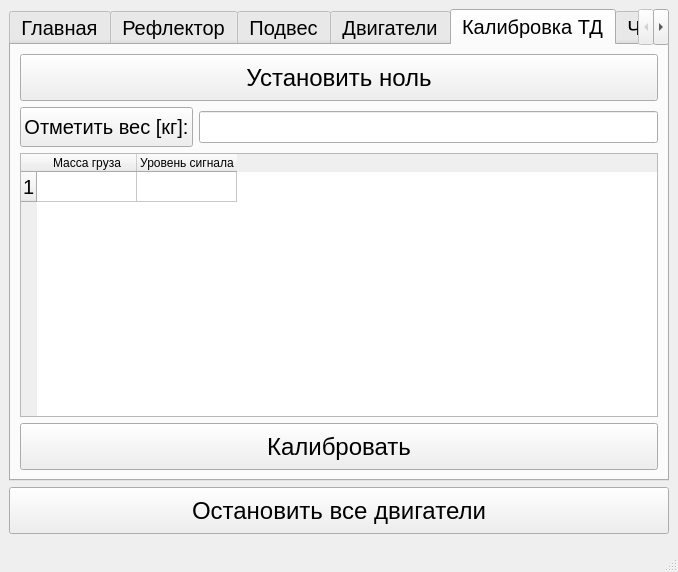
Before: the Qt Designer form _python_client/mainwindow.ui in qu-od/Hades, drawn with Qt 5.
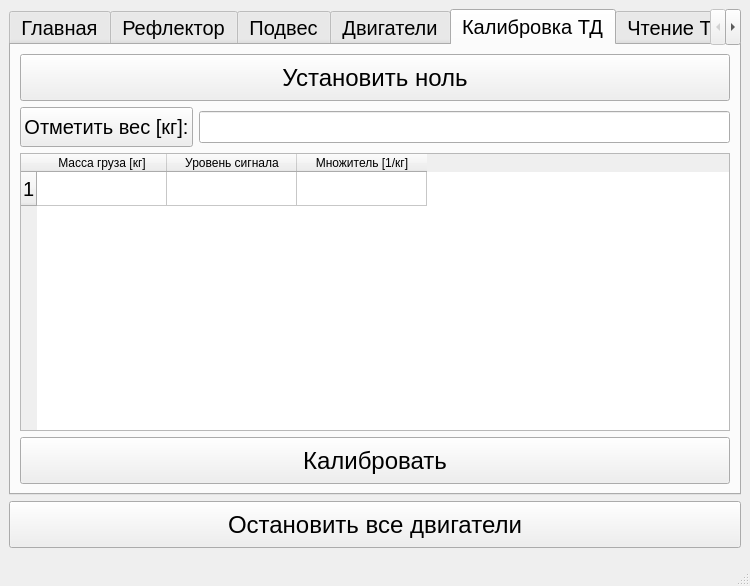
After: the same form once the commit is applied. The open tabs and pages were chosen to show the change.

Commit message: first iter of single tenz ui

Diff of the .ui file:
```diff
--- a/_python_client/mainwindow.ui
+++ b/_python_client/mainwindow.ui
@@ -6,8 +6,8 @@
    <rect>
     <x>0</x>
     <y>0</y>
-    <width>678</width>
-    <height>572</height>
+    <width>750</width>
+    <height>586</height>
    </rect>
   </property>
   <property name="font">
@@ -558,16 +558,31 @@
         </item>
         <item row="2" column="0" colspan="2">
          <widget class="QTableWidget" name="tenz_calibration_table">
+          <property name="lineWidth">
+           <number>1</number>
+          </property>
           <property name="rowCount">
            <number>1</number>
           </property>
           <property name="columnCount">
-           <number>2</number>
+           <number>3</number>
           </property>
+          <attribute name="horizontalHeaderDefaultSectionSize">
+           <number>130</number>
+          </attribute>
+          <attribute name="horizontalHeaderMinimumSectionSize">
+           <number>30</number>
+          </attribute>
+          <attribute name="verticalHeaderDefaultSectionSize">
+           <number>34</number>
+          </attribute>
+          <attribute name="verticalHeaderMinimumSectionSize">
+           <number>23</number>
+          </attribute>
           <row/>
           <column>
            <property name="text">
-            <string>Масса груза</string>
+            <string>Масса груза [кг]</string>
            </property>
           </column>
           <column>
@@ -575,6 +590,11 @@
             <string>Уровень сигнала</string>
            </property>
           </column>
+          <column>
+           <property name="text">
+            <string>Множитель [1/кг]</string>
+           </property>
+          </column>
          </widget>
         </item>
        </layout>
```
Left out of the diff: 16 changed lines with no effect on the pictures. The commit also changes 7 other files.
